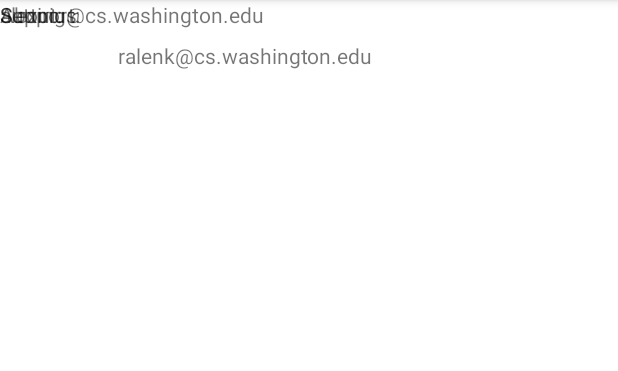
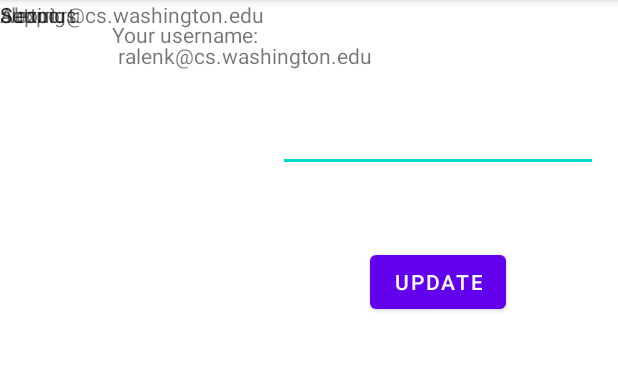
Before and after one commit to AlexNiu1/Carbon_E-Race, an Android app: the Settings screen opened directly, with no data from a screen before it, on a phone screen of 412 x 824 dp, the part 84-455 px from its top. Run offline under Robolectric (Android 15) with nearby library versions, the phone set to English and light mode, and no system bars; 9 statements that could not run were skipped.

Commit message:
added username edits

```diff
--- a/app/src/main/java/com/example/carbone_raceapplication/Settings.java
+++ b/app/src/main/java/com/example/carbone_raceapplication/Settings.java
@@ -6,7 +6,10 @@ import android.content.Intent;
 import android.content.SharedPreferences;
 import android.os.Bundle;
 import android.view.View;
+import android.widget.Button;
+import android.widget.EditText;
 import android.widget.ImageView;
+import android.widget.TextView;
 
 public class Settings extends AppCompatActivity {
 
@@ -15,39 +18,43 @@ public class Settings extends AppCompatActivity {
         super.onCreate(savedInstanceState);
         setContentView(R.layout.activity_settings);
         SharedPreferences prefs = getSharedPreferences("app", MODE_PRIVATE);
+        EditText username = findViewById(R.id.userusername);
+        username.setText(prefs.getString("username", ""));
+        Button updateusername = findViewById(R.id.UpdateUsername);
+        updateusername.setOnClickListener(new View.OnClickListener(){
+            public void onClick(View view) {
+                SharedPreferences.Editor editor = prefs.edit();
+                editor.putString("username", username.getText().toString());
+            }
+        });
         ImageView homebutton = findViewById(R.id.home);
         homebutton.setOnClickListener(new View.OnClickListener(){
             public void onClick(View view) {
-                // start the game
-                startActivity(new Intent(MainActivity.this, MainActivity.class));
+                startActivity(new Intent(Settings.this, MainActivity.class));
             }
         });
         ImageView foodbutton = findViewById(R.id.food);
         foodbutton.setOnClickListener(new View.OnClickListener(){
             public void onClick(View view) {
-                // start the game
-                startActivity(new Intent(MainActivity.this, Food.class));
+                startActivity(new Intent(Settings.this, Food.class));
             }
         });
         ImageView transportationbutton = findViewById(R.id.transportation);
         transportationbutton.setOnClickListener(new View.OnClickListener(){
             public void onClick(View view) {
-                // start the game
-                startActivity(new Intent(MainActivity.this, Transportation.class));
+                startActivity(new Intent(Settings.this, Transportation.class));
             }
         });
         ImageView boardbutton = findViewById(R.id.leaderboard);
         boardbutton.setOnClickListener(new View.OnClickListener(){
             public void onClick(View view) {
-                // start the game
-                startActivity(new Intent(MainActivity.this, Leaderboard.class));
+                startActivity(new Intent(Settings.this, Leaderboard.class));
             }
         });
         ImageView settingsbutton = findViewById(R.id.settings);
         settingsbutton.setOnClickListener(new View.OnClickListener(){
             public void onClick(View view) {
-                // start the game
-                startActivity(new Intent(MainActivity.this, Settings.class));
+                startActivity(new Intent(Settings.this, Settings.class));
             }
         });
     }
--- a/app/src/main/res/layout/activity_settings.xml
+++ b/app/src/main/res/layout/activity_settings.xml
@@ -48,4 +48,40 @@
         app:layout_constraintHorizontal_bias="0.325"
         app:layout_constraintStart_toStartOf="parent"
         app:layout_constraintTop_toBottomOf="@+id/alexemail" />
+
+    <TextView
+        android:id="@+id/username"
+        android:layout_width="wrap_content"
+        android:layout_height="wrap_content"
+        android:text="Your username:"
+        app:layout_constraintBottom_toTopOf="@+id/support"
+        app:layout_constraintEnd_toStartOf="@+id/UpdateUsername"
+        app:layout_constraintHorizontal_bias="0.5"
+        app:layout_constraintStart_toStartOf="parent"
+        app:layout_constraintTop_toBottomOf="@+id/settingstext"
+        app:layout_constraintVertical_bias="0.152" />
+
+    <Button
+        android:id="@+id/UpdateUsername"
+        android:layout_width="wrap_content"
+        android:layout_height="wrap_content"
+        android:text="Update"
+        app:layout_constraintBottom_toBottomOf="parent"
+        app:layout_constraintEnd_toEndOf="parent"
+        app:layout_constraintHorizontal_bias="0.752"
+        app:layout_constraintStart_toEndOf="@+id/username"
+        app:layout_constraintTop_toTopOf="parent"
+        app:layout_constraintVertical_bias="0.228" />
+
+    <EditText
+        android:id="@+id/userusername"
+        android:layout_width="wrap_content"
+        android:layout_height="wrap_content"
+        android:ems="10"
+        android:inputType="textPersonName"
+        app:layout_constraintBottom_toTopOf="@+id/UpdateUsername"
+        app:layout_constraintEnd_toEndOf="parent"
+        app:layout_constraintHorizontal_bias="0.5"
+        app:layout_constraintStart_toEndOf="@+id/username"
+        app:layout_constraintTop_toBottomOf="@+id/settingstext" />
 </androidx.constraintlayout.widget.ConstraintLayout>
```
Also changed, not shown: app/src/main/java/com/example/carbone_raceapplication/Food.java (+5 -10 lines), app/src/main/java/com/example/carbone_raceapplication/Leaderboard.java (+5 -10 lines), app/src/main/java/com/example/carbone_raceapplication/MainActivity.java (+3 -6 lines), app/src/main/java/com/example/carbone_raceapplication/Transportation.java (+5 -10 lines).
